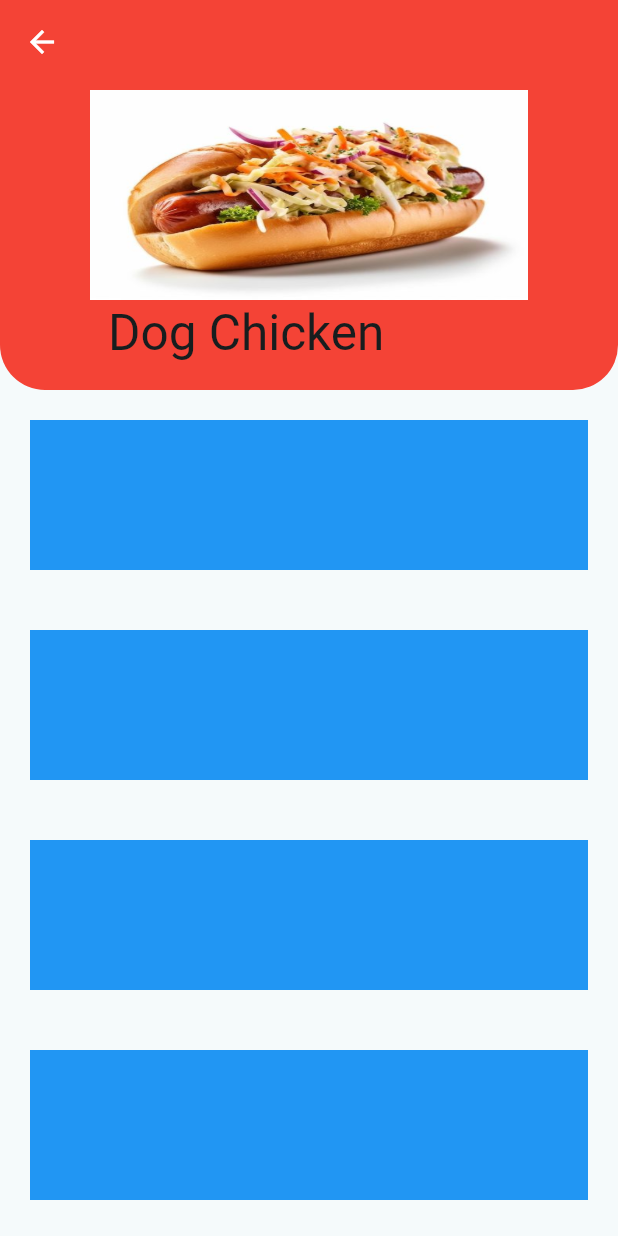
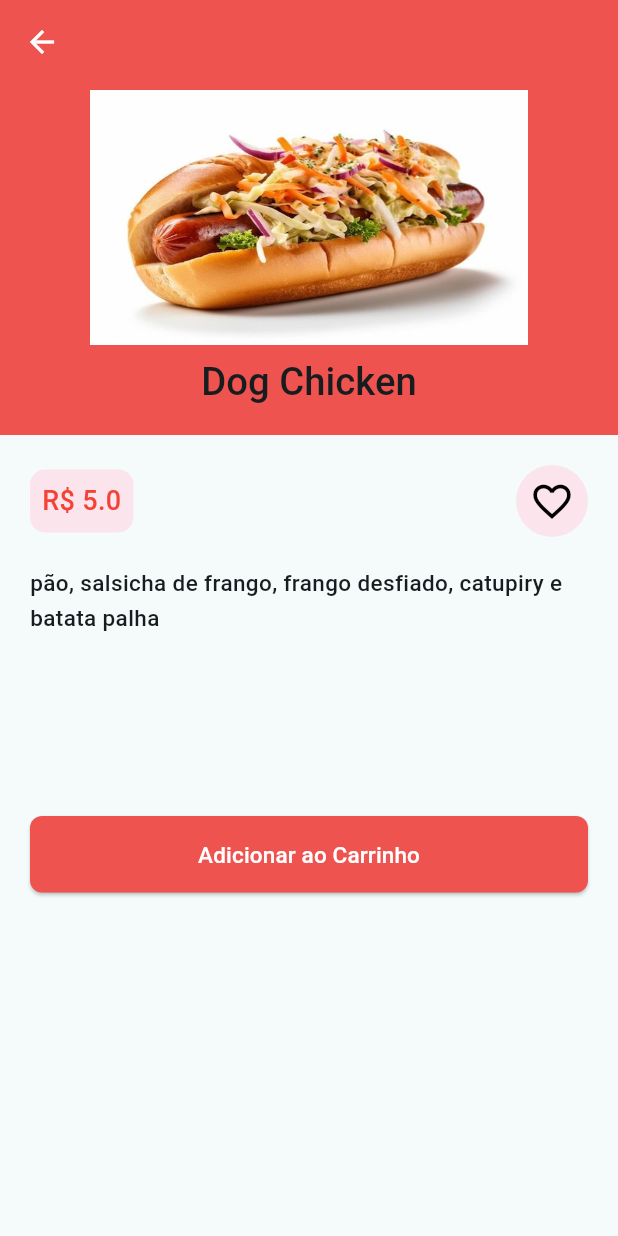
Before and after one commit to melquetrindade/delivery_app, a Flutter app: the screen it shows after launch, after a tap on "Pizza", after a tap on "HotDog", after a tap on "Dog Chicken", on a phone screen of 412 x 824 dp. Run offline on Flutter 3.47's test engine with Material 3 defaults, Android fonts, the light colour scheme and no system bars; network calls fail.

Commit message:
finalizando a tela de details de produtos

```diff
--- a/delivery_app/lib/pages/produto_details.dart
+++ b/delivery_app/lib/pages/produto_details.dart
@@ -1,5 +1,7 @@
 import 'package:delivery_app/models/produto.dart';
+import 'package:flutter/cupertino.dart';
 import 'package:flutter/material.dart';
+import 'package:flutter/painting.dart';
 import 'package:flutter/rendering.dart';
 import 'package:flutter/widgets.dart';
 
@@ -12,109 +14,165 @@
 }
 
 class _ProdutoDetailsState extends State<ProdutoDetails> {
+  late double valorProduto;
+
+  /*
   ScrollController _scrollController = ScrollController();
+  bool _isAtTop = false;
+  bool hasScroll = true;
 
   @override
   void initState() {
     super.initState();
     _scrollController.addListener(() {
-      if (_scrollController.position.userScrollDirection == ScrollDirection.reverse) {
+      if (_scrollController.offset <= _scrollController.position.minScrollExtent && _isAtTop) {
+        toggleAppBar(true);
+        print("SliverAppBar arrastado para baixo");
+        _isAtTop = false;
+      } else if(_scrollController.offset > _scrollController.position.minScrollExtent && _isAtTop == false) {
+        toggleAppBar(false);
+        _isAtTop = true;
         print("SliverAppBar arrastado para cima");
       }
     });
   }
+
+  toggleAppBar(bool state) {
+    setState(() {
+      hasScroll = state;
+    });
+  }*/
+
   @override
   Widget build(BuildContext context) {
     print(widget.produto.nome);
+    valorProduto = widget.produto.valor;
     return Scaffold(
         body: CustomScrollView(
-        controller: _scrollController,
+      //controller: _scrollController,
       slivers: [
         SliverAppBar(
-            shape: RoundedRectangleBorder(
+          /*
+          shape: (hasScroll == true)
+              ? RoundedRectangleBorder(
                   borderRadius: BorderRadius.only(
                     bottomLeft: Radius.circular(30),
                     bottomRight: Radius.circular(30),
                   ),
-            ),
+                )
+              : null,*/
           iconTheme: IconThemeData(color: Colors.white),
-            backgroundColor: Colors.red,
-            expandedHeight: 260,
+          backgroundColor: Colors.red[400],
+          expandedHeight: 290,
           floating: false,
           pinned: true,
           flexibleSpace: FlexibleSpaceBar(
             background: Padding(
               padding: const EdgeInsets.all(60.0),
-                child: Image.asset(widget.produto.img,
+              child: Image.asset(
+                widget.produto.img,
                 fit: BoxFit.fill,
               ),
             ),
-              title: Text(widget.produto.nome),
+            title: Padding(
+              padding: const EdgeInsets.symmetric(vertical: 13),
+              child: Text(
+                widget.produto.nome,
+                style: TextStyle(fontWeight: FontWeight.w500, fontSize: 17),
               ),
             ),
-
-          SliverToBoxAdapter(
-            child: Padding(
-              padding: const EdgeInsets.all(20),
-              child: Container(
-                height: 100,
-                color: Colors.blue,
-              ),
+            centerTitle: true,
+            titlePadding: EdgeInsets.symmetric(horizontal: 10),
           ),
         ),
         SliverToBoxAdapter(
           child: Padding(
             padding: const EdgeInsets.all(20),
             child: Container(
-                height: 100,
-                color: Colors.blue,
+              child: Column(
+                children: [
+                  Row(
+                    mainAxisAlignment: MainAxisAlignment.spaceBetween,
+                    children: [
+                      Container(
+                        decoration: BoxDecoration(
+                          color: Colors.pink[50],
+                          borderRadius: BorderRadius.circular(10),
+                        ),
+                        child: Padding(
+                          padding: const EdgeInsets.all(8),
+                          child: Text('R\$ $valorProduto',
+                            style: TextStyle(
+                              fontWeight: FontWeight.w500,
+                              fontSize: 18,
+                              color: Colors.red
                             ),
                           ),
                         ),
-          SliverToBoxAdapter(
-            child: Padding(
-              padding: const EdgeInsets.all(20),
+                      ),
+                      Container(
+                        decoration: BoxDecoration(
+                          color: Colors.pink[50],
+                          borderRadius: BorderRadius.circular(50),
+                        ),
+                        child: IconButton(
+                          onPressed: () {
+                            print('clicou para favoritar');
+                          },
+                          icon: Icon(Icons.favorite_border_outlined), iconSize: 30, color: Colors.black,),
+                      )
+                    ],
+                  ),
+                  Padding(
+                    padding: const EdgeInsets.only(top: 20),
+                    child: Text(widget.produto.descricao,
+                      textAlign: TextAlign.start,
+                      style: TextStyle(
+                        fontSize: 15,
+                        fontWeight: FontWeight.w500,
+                        height: 1.5
+                      ),
+                      maxLines: 6,
+                      overflow: TextOverflow.ellipsis,
+                    ),
+                  ),
+                  Padding(
+                    padding: EdgeInsets.only(top: 120),
                     child: Container(
-                height: 100,
-                color: Colors.blue,
+                      width: MediaQuery.of(context).size.width,
+                      child: ElevatedButton(
+                        style: ButtonStyle(
+                            backgroundColor: MaterialStateProperty.all<Color>(Colors.red.shade400), // Cor de fundo
+                            shape: MaterialStateProperty.all<RoundedRectangleBorder>(
+                              RoundedRectangleBorder(
+                                borderRadius: BorderRadius.circular(8), // Raio dos cantos
+                                side: BorderSide.none, // Remove a borda
                               ),
                             ),
                           ),
-          SliverToBoxAdapter(
+                        onPressed: () {
+                            // Respond to button press
+                        },
                         child: Padding(
-              padding: const EdgeInsets.all(20),
-              child: Container(
-                height: 100,
-                color: Colors.blue,
+                          padding: const EdgeInsets.only(top: 15, bottom: 15),
+                          child: Text('Adicionar ao Carrinho', style: TextStyle(color: Colors.white, fontSize: 15),),
                         ),
                       ),
                     ),
-          SliverToBoxAdapter(
-            child: Padding(
-              padding: const EdgeInsets.all(20),
-              child: Container(
-                height: 100,
-                color: Colors.blue,
+                  )
+                ]
               ),
-            ),
-          ),
-          SliverToBoxAdapter(
-            child: Padding(
-              padding: const EdgeInsets.all(20),
-              child: Container(
-                height: 100,
-                color: Colors.blue,
             ),
           ),
         ),
       ],
-      )
-    );
+    ));
   }
 
+  /*
   @override
   void dispose() {
     _scrollController.dispose();
     super.dispose();
+  }*/
 }
-}
```
Lines whose indentation alone changed are shown as unchanged.
